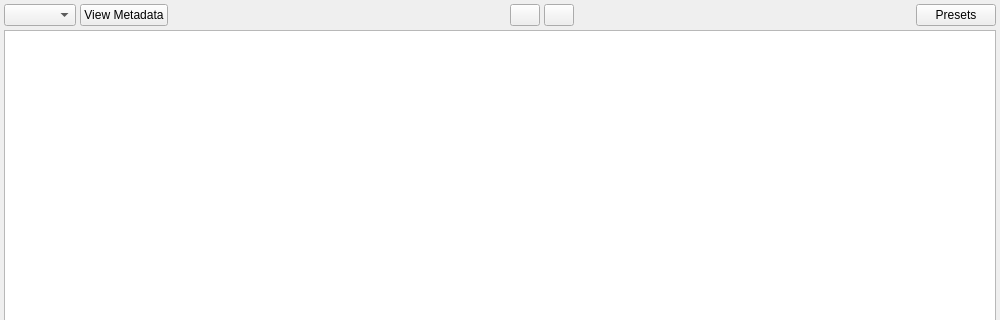
First picture: the form in Libs/UserInterfaces/MetadataEditor.ui, repository AltaArts/SourceTab--Prism-Plugin, before the edit; both pictures show x 0 to 1000 and y 0 to 320 of the 1000 by 900 pixel window.
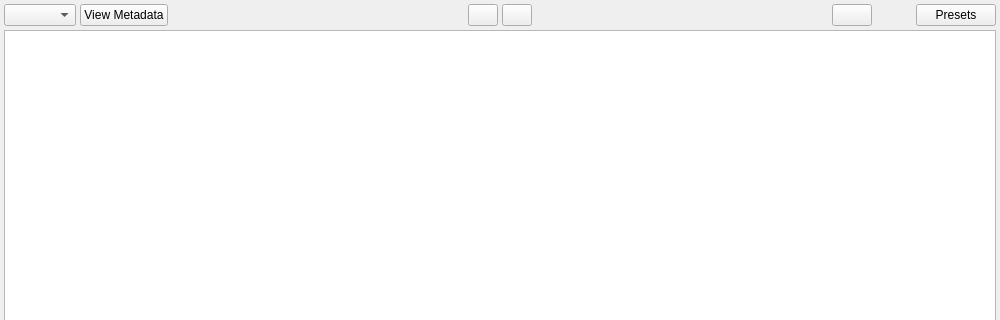
Second picture: the form after the edit.

Commit message:
More work on Metadata, and started Graphical Cheatsheet #34
- Added Reset Button #110
- Got Presets Adding/Saving/Editing working
- Started #45 Graphic Cheatsheet
- Moved a couple more methods to the Libs
-

Diff of the .ui file:
```diff
--- a/Libs/UserInterfaces/MetadataEditor.ui
+++ b/Libs/UserInterfaces/MetadataEditor.ui
@@ -131,6 +131,29 @@
          </property>
         </spacer>
        </item>
+       <item>
+        <widget class="QPushButton" name="b_reset">
+         <property name="text">
+          <string/>
+         </property>
+        </widget>
+       </item>
+       <item>
+        <spacer name="horizontalSpacer_4">
+         <property name="orientation">
+          <enum>Qt::Horizontal</enum>
+         </property>
+         <property name="sizeType">
+          <enum>QSizePolicy::Fixed</enum>
+         </property>
+         <property name="sizeHint" stdset="0">
+          <size>
+           <width>40</width>
+           <height>20</height>
+          </size>
+         </property>
+        </spacer>
+       </item>
        <item>
         <widget class="QPushButton" name="b_presets">
          <property name="text">
```
The commit also changes 9 other files.
